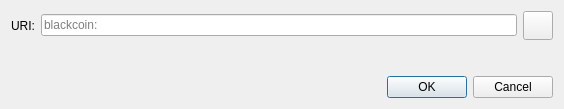
This is codexacoin-core/src/qt/forms/openuridialog.ui in fakharnaqvi5313/codexacoin as Qt 5 draws it before an edit. The edited form follows.
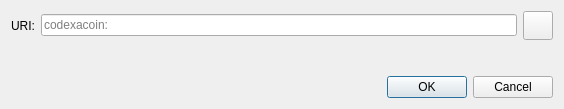
This is the edited form. Icons and pictures are not drawn. Custom widgets are drawn as their Qt base class.

Commit message: Rebrand: blackcoin/Blackcoin/BLACKCOIN/BLK -> codexacoin/CodexaCoin/CODEXACOIN/CAC

```diff
--- a/codexacoin-core/src/qt/forms/openuridialog.ui
+++ b/codexacoin-core/src/qt/forms/openuridialog.ui
@@ -26,7 +26,7 @@
      <item>
       <widget class="QValidatedLineEdit" name="uriEdit">
        <property name="placeholderText">
-        <string>blackcoin:</string>
+        <string>codexacoin:</string>
        </property>
       </widget>
      </item>
```
Left out of the diff: 2 changed lines with no effect on the pictures. The commit also changes 263 other files.
